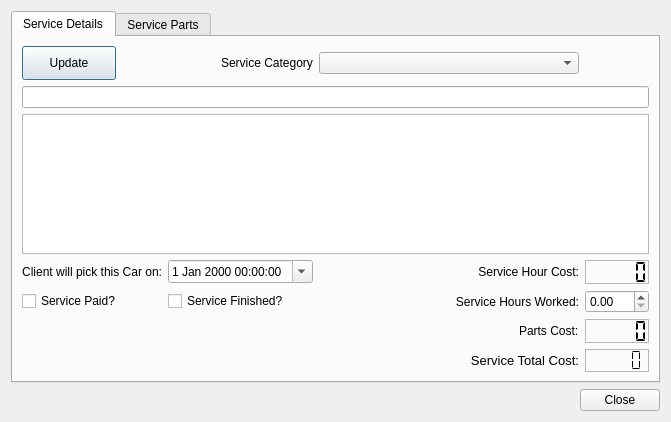
bedi1982/Oficina, file Client_Add_service.ui: the form before one commit.
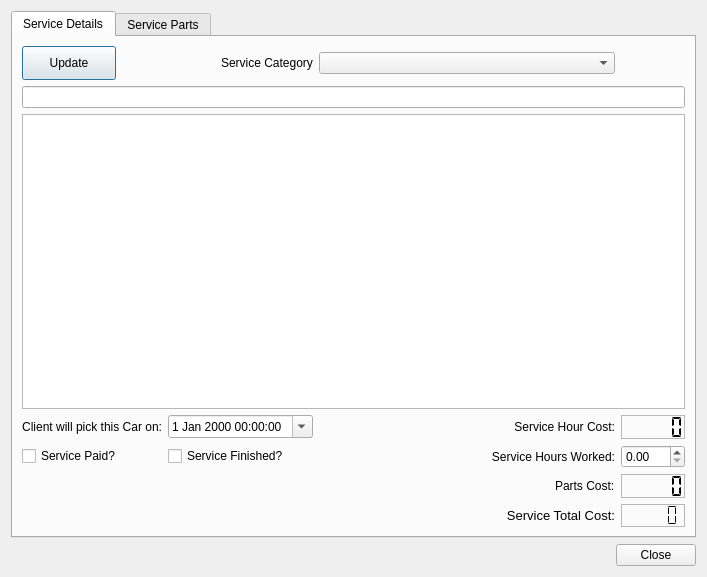
The form after the commit. Icons and pictures are not drawn.

Commit message: Fixed interface on Services history Fixed Service Category sql

Patch:
```diff
--- a/Client_Add_service.ui
+++ b/Client_Add_service.ui
@@ -6,8 +6,8 @@
    <rect>
     <x>0</x>
     <y>0</y>
-    <width>671</width>
-    <height>422</height>
+    <width>707</width>
+    <height>577</height>
    </rect>
   </property>
   <property name="windowTitle">
```
Left out of the diff: 62 changed lines with no effect on the pictures. The commit also changes 6 other files.
